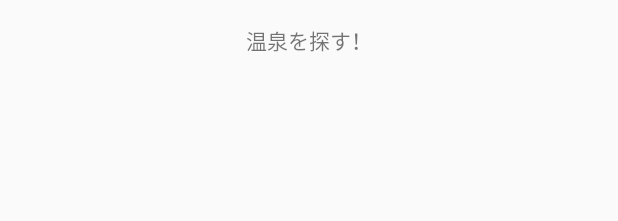
After one commit to android-session/onsen-search-app, an Android app: the layout onsen_search_fragment.xml on its own in the app's theme, with its tools: preview values and no code run, on a phone screen of 412 x 824 dp. The commit adds this screen. Shown: the top 221 px of the screen. Run offline under Robolectric (Android 15) with nearby library versions, the phone set to English and light mode, and no system bars.

Commit message:
onsen search fragment added

```diff
--- a/app/src/main/java/android_session/com/onsen_search/fragment/BaseFragment.java
+++ b/app/src/main/java/android_session/com/onsen_search/fragment/BaseFragment.java
@@ -3,6 +3,7 @@ package android_session.com.onsen_search.fragment;
 import android.content.Context;
 import android.os.Bundle;
 import android.support.v4.app.Fragment;
+import android.util.Log;
 
 import java.lang.ref.WeakReference;
 
@@ -16,6 +17,7 @@ import android_session.com.onsen_search.activity.MainActivity.ScreenKind;
 public abstract class BaseFragment extends Fragment {
     protected MainActivity.ScreenKind mReturnDestinationScreen = null;
     protected WeakReference<MainActivity> mMainActivity = null;
+    private String TAG = "BaseFragment";
 
     @Override
     public void onCreate(Bundle savedInstanceState){
@@ -52,6 +54,7 @@ public abstract class BaseFragment extends Fragment {
     }
 
     public boolean onBackPressed() {
+        Log.d(TAG, "onBackPressed:" + mReturnDestinationScreen);
         return transitionScreen(mReturnDestinationScreen);
     }
 
--- /dev/null
+++ b/app/src/main/res/layout/onsen_search_fragment.xml
@@ -0,0 +1,19 @@
+<?xml version="1.0" encoding="utf-8"?>
+<android.support.constraint.ConstraintLayout
+    xmlns:android="http://schemas.android.com/apk/res/android"
+    xmlns:app="http://schemas.android.com/apk/res-auto"
+    android:layout_width="match_parent"
+    android:layout_height="match_parent"
+    android:padding="16dp"
+    >
+
+    <TextView
+        android:id="@+id/onsen_search_txt"
+        android:text="@string/onsen_search_txt"
+        android:layout_width="wrap_content"
+        android:layout_height="wrap_content"
+        app:layout_constraintLeft_toLeftOf="parent"
+        app:layout_constraintRight_toRightOf="parent"
+        />
+
+</android.support.constraint.ConstraintLayout>
--- a/app/src/main/res/values/strings.xml
+++ b/app/src/main/res/values/strings.xml
@@ -2,4 +2,6 @@
     <string name="app_name">onsen-search</string>
     <string name="onsen_search_title">温泉検索</string>
     <string name="info">info</string>
+
+    <string name="onsen_search_txt">温泉を探す！</string>
 </resources>
```
Also changed, not shown: app/src/main/java/android_session/com/onsen_search/activity/MainActivity.java (+11 -2 lines), app/src/main/java/android_session/com/onsen_search/fragment/AppTopFragment.java (+13 -0 lines), app/src/main/java/android_session/com/onsen_search/fragment/OnsenSearchFragment.java (added, +38 -0 lines).
